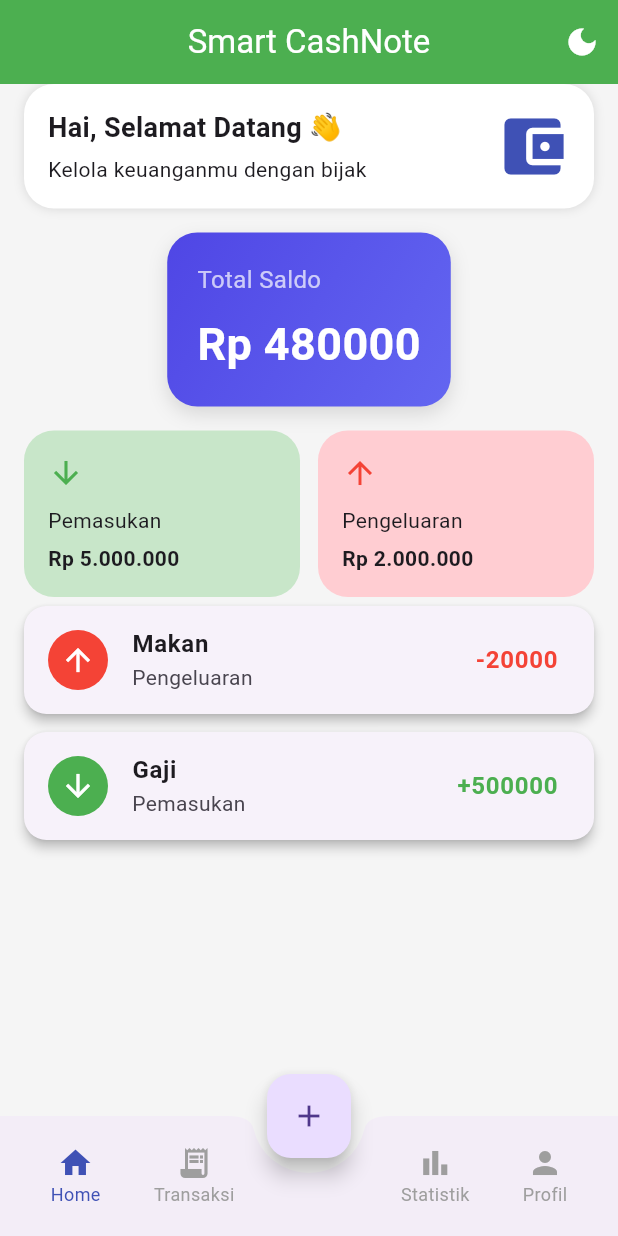
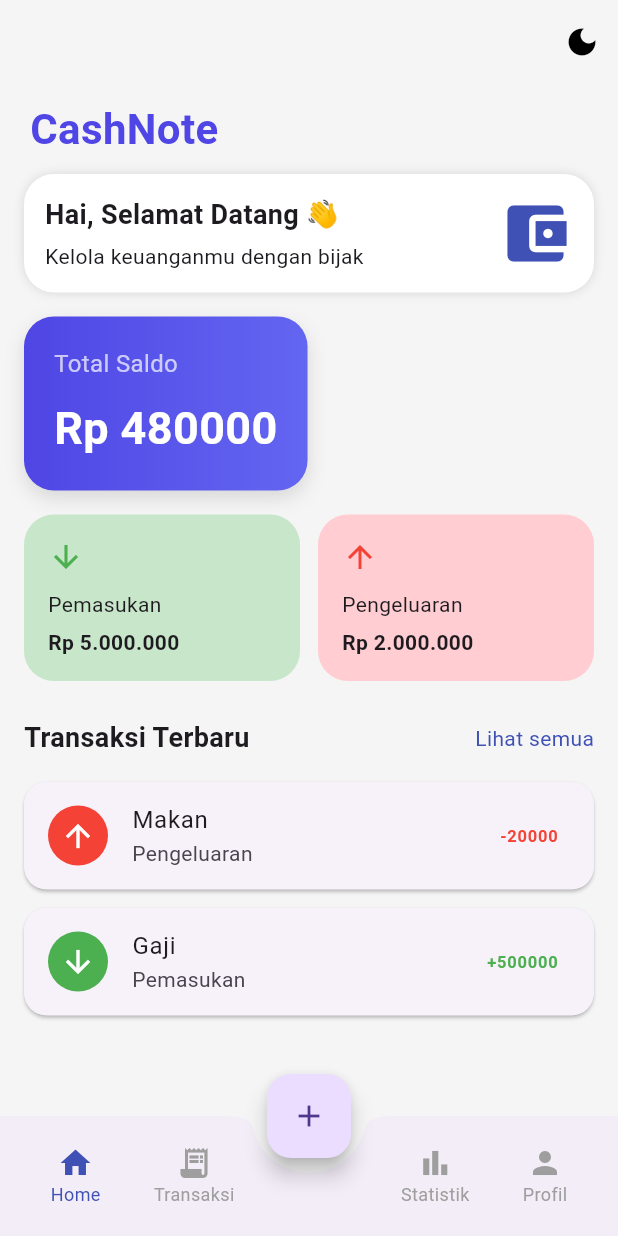
Before and after one commit to zeilyangelia16/SMARTcashNote, a Flutter app: the screen it shows after launch, on a phone screen of 412 x 824 dp. Run offline on Flutter 3.47's test engine with Material 3 defaults, Android fonts, the phone set to English and light mode, and no system bars; our stand-ins replace fl_chart.

Commit message:
fix: repair home screen structure and ui layout

```diff
--- a/lib/screens/home_screen.dart
+++ b/lib/screens/home_screen.dart
@@ -43,11 +43,10 @@ class _HomeScreenState extends State<HomeScreen> {
   Widget build(BuildContext context) {
     return Scaffold(
       appBar: AppBar(
-        title: const Text("Smart CashNote"),
-        centerTitle: true,
-        backgroundColor: Colors.green,
-        foregroundColor: Colors.white,
+        backgroundColor: Colors.transparent,
+        foregroundColor: Colors.black,
         elevation: 0,
+        scrolledUnderElevation: 0,
 
         actions: [
           IconButton(
@@ -57,22 +56,33 @@ class _HomeScreenState extends State<HomeScreen> {
           ),
         ],
       ),
-      body: Container(
+      body: SingleChildScrollView(
+        child: Container(
           color: Colors.grey[100],
+          child: Column(
+            crossAxisAlignment: CrossAxisAlignment.start,
+            children: [
+              // JUDUL APP
+              const Padding(
+                padding: EdgeInsets.symmetric(horizontal: 20, vertical: 10),
+                child: Text(
+                  "CashNote",
+                  style: TextStyle(
+                    fontSize: 28,
+                    fontWeight: FontWeight.bold,
+                    color: Color(0xFF4F46E5),
+                  ),
+                ),
+              ),
 
-        child: Column(
-          children: [
+              // CARD WELCOME
               Padding(
                 padding: const EdgeInsets.symmetric(horizontal: 16),
-
                 child: Container(
-                padding: const EdgeInsets.all(16),
-
+                  padding: const EdgeInsets.all(14),
                   decoration: BoxDecoration(
                     color: Colors.white,
-
                     borderRadius: BorderRadius.circular(20),
-
                     boxShadow: const [
                       BoxShadow(color: Colors.black12, blurRadius: 5),
                     ],
@@ -80,11 +90,9 @@ class _HomeScreenState extends State<HomeScreen> {
 
                   child: Row(
                     mainAxisAlignment: MainAxisAlignment.spaceBetween,
-
                     children: [
                       Column(
                         crossAxisAlignment: CrossAxisAlignment.start,
-
                         children: const [
                           Text(
                             "Hai, Selamat Datang 👋",
@@ -109,18 +117,15 @@ class _HomeScreenState extends State<HomeScreen> {
                   ),
                 ),
               ),
+
               // CARD SALDO
               Container(
                 margin: const EdgeInsets.all(16),
-
                 padding: const EdgeInsets.all(20),
 
                 decoration: BoxDecoration(
                   gradient: const LinearGradient(
                     colors: [Color(0xFF4F46E5), Color(0xFF6366F1)],
-
-                  begin: Alignment.topLeft,
-                  end: Alignment.bottomRight,
                   ),
 
                   borderRadius: BorderRadius.circular(20),
@@ -136,7 +141,6 @@ class _HomeScreenState extends State<HomeScreen> {
 
                 child: Column(
                   crossAxisAlignment: CrossAxisAlignment.start,
-
                   children: [
                     const Text(
                       "Total Saldo",
@@ -156,9 +160,10 @@ class _HomeScreenState extends State<HomeScreen> {
                   ],
                 ),
               ),
+
+              // PEMASUKAN & PENGELUARAN
               Padding(
                 padding: const EdgeInsets.symmetric(horizontal: 16),
-
                 child: Row(
                   children: [
                     Expanded(
@@ -167,13 +172,11 @@ class _HomeScreenState extends State<HomeScreen> {
 
                         decoration: BoxDecoration(
                           color: Colors.green[100],
-
                           borderRadius: BorderRadius.circular(20),
                         ),
 
                         child: Column(
                           crossAxisAlignment: CrossAxisAlignment.start,
-
                           children: const [
                             Icon(Icons.arrow_downward, color: Colors.green),
 
@@ -200,13 +203,11 @@ class _HomeScreenState extends State<HomeScreen> {
 
                         decoration: BoxDecoration(
                           color: Colors.red[100],
-
                           borderRadius: BorderRadius.circular(20),
                         ),
 
                         child: Column(
                           crossAxisAlignment: CrossAxisAlignment.start,
-
                           children: const [
                             Icon(Icons.arrow_upward, color: Colors.red),
 
@@ -228,36 +229,36 @@ class _HomeScreenState extends State<HomeScreen> {
                 ),
               ),
 
-            // LIST TRANSAKSI
-            Expanded(
-              child: ListView(
-                children: transactions.map((item) {
-                  return Dismissible(
-                    key: UniqueKey(),
+              const SizedBox(height: 25),
 
-                    background: Container(
-                      color: Colors.red,
-
-                      alignment: Alignment.centerRight,
-
-                      padding: const EdgeInsets.only(right: 20),
-
-                      child: const Icon(Icons.delete, color: Colors.white),
+              // JUDUL TRANSAKSI
+              Padding(
+                padding: const EdgeInsets.symmetric(horizontal: 16),
+                child: Row(
+                  mainAxisAlignment: MainAxisAlignment.spaceBetween,
+                  children: const [
+                    Text(
+                      "Transaksi Terbaru",
+                      style: TextStyle(
+                        fontWeight: FontWeight.bold,
+                        fontSize: 18,
+                      ),
                     ),
 
-                    onDismissed: (direction) {
-                      setState(() {
-                        transactions.remove(item);
-                      });
+                    Text("Lihat semua", style: TextStyle(color: Colors.indigo)),
+                  ],
+                ),
+              ),
 
-                      ScaffoldMessenger.of(context).showSnackBar(
-                        SnackBar(
-                          content: Text("${item["title"]} berhasil dihapus"),
-                        ),
-                      );
-                    },
+              const SizedBox(height: 10),
 
-                    child: Card(
+              // LIST TRANSAKSI
+              ListView(
+                shrinkWrap: true,
+                physics: const NeverScrollableScrollPhysics(),
+
+                children: transactions.map((item) {
+                  return Card(
                     margin: const EdgeInsets.symmetric(
                       horizontal: 16,
                       vertical: 6,
@@ -266,8 +267,6 @@ class _HomeScreenState extends State<HomeScreen> {
                     shape: RoundedRectangleBorder(
                       borderRadius: BorderRadius.circular(15),
                     ),
-
-                      elevation: 3,
 
                     child: ListTile(
                       leading: CircleAvatar(
@@ -279,16 +278,11 @@ class _HomeScreenState extends State<HomeScreen> {
                           item["type"] == "Pemasukan"
                               ? Icons.arrow_downward
                               : Icons.arrow_upward,
-
                           color: Colors.white,
                         ),
                       ),
 
-                        title: Text(
-                          item["title"],
-
-                          style: const TextStyle(fontWeight: FontWeight.bold),
-                        ),
+                      title: Text(item["title"]),
 
                       subtitle: Text(item["type"]),
 
@@ -303,16 +297,16 @@ class _HomeScreenState extends State<HomeScreen> {
                               : Colors.red,
 
                           fontWeight: FontWeight.bold,
-                            fontSize: 16,
-                          ),
                         ),
                       ),
                     ),
                   );
                 }).toList(),
               ),
+
+              const SizedBox(height: 100),
+            ],
           ),
-          ],
         ),
       ),
 
```
Lines whose indentation alone changed are shown as unchanged.
